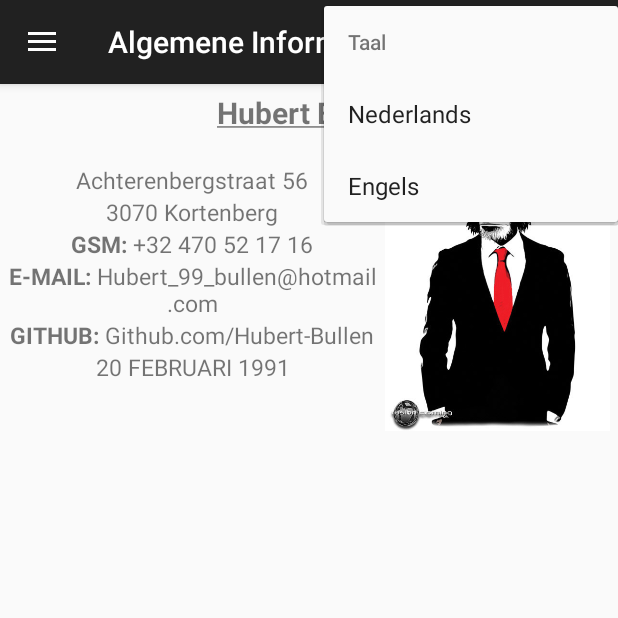
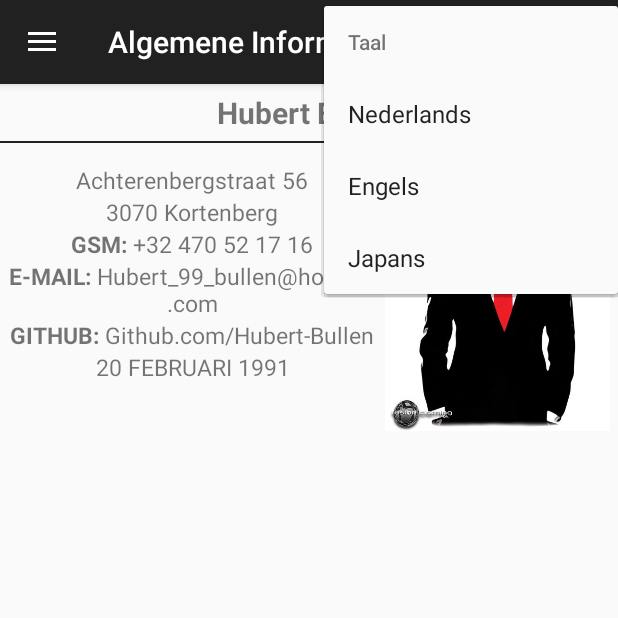
Before and after one commit to Hubert-Bullen/Cv_Hubert_Bullen, an Android app: the screen it shows after launch (MainActivity), in the options menu, after a tap on "Taal", on a phone screen of 412 x 824 dp, the top half of it. Run offline under Robolectric (Android 15) with nearby library versions, the phone set to English and light mode, and no system bars; our stand-ins replace Timber.

Commit message:
Japanese!

```diff
--- a/app/src/main/AndroidManifest.xml
+++ b/app/src/main/AndroidManifest.xml
@@ -10,7 +10,8 @@
         android:name=".CvApplication">
         <activity
             android:name=".MainActivity"
-            android:label="@string/app_name" >
+            android:label="@string/app_name"
+            android:screenOrientation="portrait">
             <intent-filter>
                 <action android:name="android.intent.action.MAIN" />
 
--- a/app/src/main/java/be/vdab/cv_hubert_bullen/MainActivity.java
+++ b/app/src/main/java/be/vdab/cv_hubert_bullen/MainActivity.java
@@ -40,6 +40,7 @@ public class MainActivity extends AppCompatActivity {
 
     private final static String LANGUAGE_NL = "nl";
     private final static String LANGUAGE_EN = "en";
+    private final static String LANGUAGE_JP = "jp";
 
 
     @Override
@@ -134,6 +135,9 @@ public class MainActivity extends AppCompatActivity {
         } else if (id == R.id.radio_en) {
             PreferencesHelper.setLanguagePreference(this, LANGUAGE_EN);
             setLocale(LANGUAGE_EN);
+        } else if (id == R.id.radio_jp){
+            PreferencesHelper.setLanguagePreference(this, LANGUAGE_JP);
+            setLocale(LANGUAGE_JP);
         }
         // drawer
         return mDrawerToggle.onOptionsItemSelected(item) || super.onOptionsItemSelected(item);
--- a/app/src/main/java/be/vdab/cv_hubert_bullen/utils/PreferencesHelper.java
+++ b/app/src/main/java/be/vdab/cv_hubert_bullen/utils/PreferencesHelper.java
@@ -15,6 +15,7 @@ public class PreferencesHelper {
 
     private final static String LANGUAGE_NL = "nl";
     private final static String LANGUAGE_EN = "en";
+    private final static String LANGUAGE_JP = "jp";
 
     private final static String FRAGMENT = "Home";
 
--- a/app/src/main/res/layout/activity_main.xml
+++ b/app/src/main/res/layout/activity_main.xml
@@ -32,7 +32,7 @@
 
         <TextView
             android:id="@+id/nav_header_text"
-            android:layout_width="wrap_content"
+            android:layout_width="145dp"
             android:layout_height="match_parent"
             android:textSize="24sp"
             android:padding="5dp"
--- a/app/src/main/res/layout/frag_one_general.xml
+++ b/app/src/main/res/layout/frag_one_general.xml
@@ -11,7 +11,14 @@
         android:gravity="center"
         android:textSize="@dimen/size20"
         android:layout_margin="5dp"
-        android:text="@string/title_general"
+        android:text="@string/title_general_not_underlined"
+        />
+
+    <View
+        android:layout_width="match_parent"
+        android:layout_height="1dp"
+        android:background="@color/lightBlack"
+        android:layout_below="@+id/tv_title"
         />
 
     <RelativeLayout
@@ -20,6 +27,7 @@
         android:layout_below="@+id/tv_title"
         android:layout_margin="5dp"
         >
+
         <ImageView
             android:layout_width="150dp"
             android:layout_height="200dp"
--- a/app/src/main/res/menu/menu_main.xml
+++ b/app/src/main/res/menu/menu_main.xml
@@ -11,6 +11,9 @@
 
             <item android:id="@+id/radio_en" android:title="@string/language_en"
                 android:orderInCategory="101" app:showAsAction="never" />
+
+            <item android:id="@+id/radio_jp" android:title="@string/language_jp"
+                android:orderInCategory="102" app:showAsAction="never" />
         </menu>
     </item>
 </menu>
--- a/app/src/main/res/values/strings.xml
+++ b/app/src/main/res/values/strings.xml
@@ -28,6 +28,7 @@
     <string name="action_language">Taal</string>
     <string name="language_nl">Nederlands</string>
     <string name="language_en">Engels</string>
+    <string name="language_jp">Japans</string>
 
 
 </resources>
```
Also changed, not shown: 3 other files.
